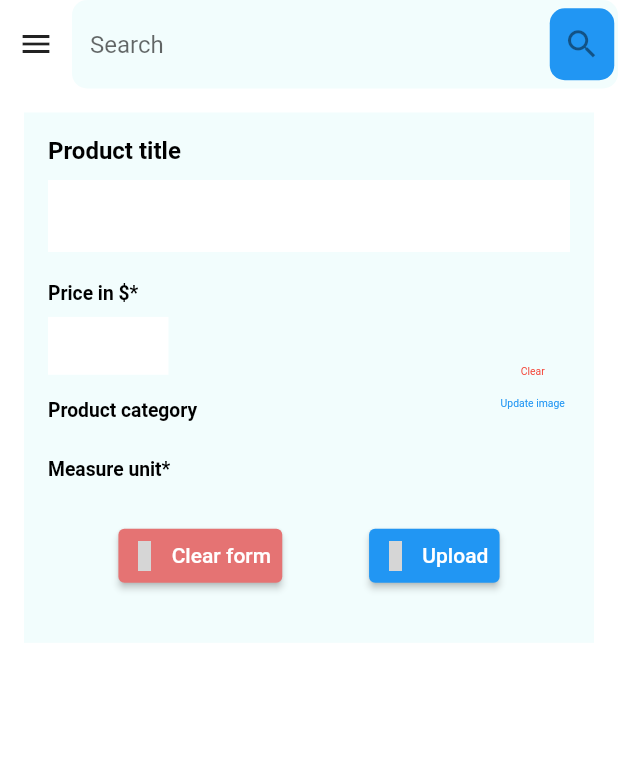
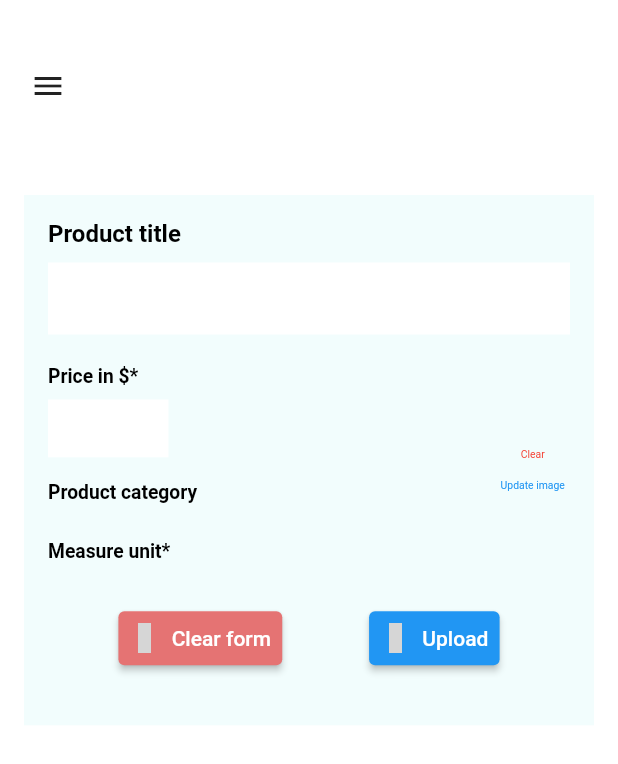
Before and after one commit to marceyuli/Grocery-admin-panel-web, a Flutter app: the UploadProductForm screen opened by its route, on a phone screen of 412 x 824 dp. Shown: the top 764 px of the screen. Run offline on Flutter 3.47's test engine with Material 2 defaults, Android fonts, the light colour scheme and no system bars; our stand-ins replace iconly, shared_preferences; missing offline and left inert: shared_preferences_web; accounts and stored records are empty; network calls fail; grey boxes are pictures that could not be loaded.

Commit message:
Edit the header widget

```diff
--- a/lib/inner_screens/all_orders.dart
+++ b/lib/inner_screens/all_orders.dart
@@ -45,7 +45,7 @@ class _AllOrdersScreenState extends State<AllOrdersScreen> {
                   children: [
                     Header(fct: () {
                       context.read<MenuController>().controlOrdersMenu();
-                    }),
+                    }, title: 'All orders',),
                     const SizedBox(
                       height: 20,
                     ),
--- a/lib/screens/add_prod.dart
+++ b/lib/screens/add_prod.dart
@@ -58,15 +58,29 @@ class _UploadProductFormState extends State<UploadProductForm> {
       key: context.read<MenuController>().getAddProductscaffoldKey,
       drawer: const SideMenu(),
       body: Row(
+        crossAxisAlignment: CrossAxisAlignment.start,
         children: [
           if (Responsive.isDesktop(context)) const Expanded(child: SideMenu()),
           Expanded(
               flex: 5,
               child: SingleChildScrollView(
                 child: Column(children: [
-                  Header(fct: () {
-                    context.read<MenuController>().controlAddProductsMenu();
-                  }),
+                  const SizedBox(
+                    height: 25,
+                  ),
+                  Padding(
+                    padding: const EdgeInsets.all(8.0),
+                    child: Header(
+                      fct: () {
+                        context.read<MenuController>().controlAddProductsMenu();
+                      },
+                      title: 'Add product',
+                      showText: false,
+                    ),
+                  ),
+                  const SizedBox(
+                    height: 25,
+                  ),
                   Container(
                     width: size.width > 650 ? 650 : size.width,
                     color: Theme.of(context).cardColor,
--- a/lib/screens/dashboard_screen.dart
+++ b/lib/screens/dashboard_screen.dart
@@ -31,6 +31,7 @@ class DashboardScreen extends StatelessWidget {
               fct: () {
                 context.read<MenuController>().controlDashboarkMenu();
               },
+              title: 'Dashboard',
             ),
             TextWidget(text: 'Latest Products', color: color),
             const SizedBox(height: 15),
--- a/lib/widgets/header.dart
+++ b/lib/widgets/header.dart
@@ -8,12 +8,15 @@ class Header extends StatelessWidget {
   const Header({
     Key? key,
     required this.fct,
+    required this.title,
+    this.showText = true,
   }) : super(key: key);
-
+  final String title;
   final Function fct;
+  final bool showText;
   @override
   Widget build(BuildContext context) {
-     final theme = Utils(context).getTheme;
+    final theme = Utils(context).getTheme;
     final color = Utils(context).color;
 
     return Row(
@@ -29,13 +32,13 @@ class Header extends StatelessWidget {
           Padding(
             padding: const EdgeInsets.all(8.0),
             child: Text(
-              "Dashboard",
+              title,
               style: Theme.of(context).textTheme.headline6,
             ),
           ),
         if (Responsive.isDesktop(context))
           Spacer(flex: Responsive.isDesktop(context) ? 2 : 1),
-        Expanded(
+        !showText? Container() : Expanded(
           child: TextField(
             decoration: InputDecoration(
               hintText: "Search",
```
Also changed, not shown: lib/inner_screens/all_products.dart (+16 -5 lines).
